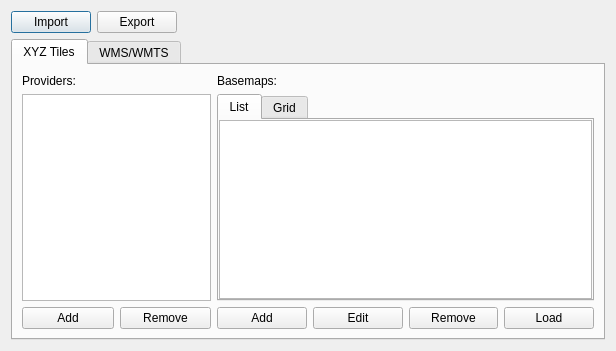
Above: ui/basemaps_dialog_base.ui from Fanchengyan/Basemaps before the change. Below: the same form after it.
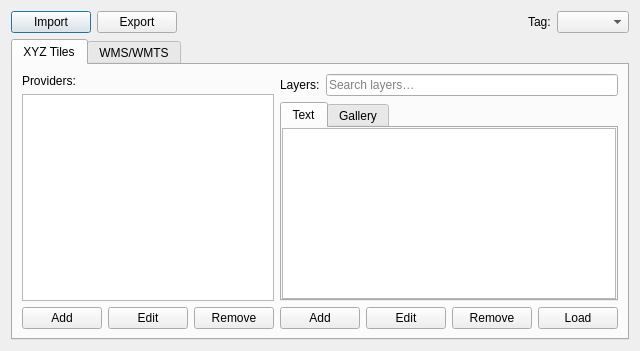
That is the form after the change.

Commit message:
feat: add tag filtering, search, edit buttons, and new basemap providers
- Add tags to all YAML basemap configs with tag filter combo in UI
- Add search bars for XYZ basemaps and WMS layers
- Add Edit buttons for providers/layers in XYZ and WMS tabs
- Rename List→Text, Grid→Gallery, Tree→Text tab labels
- Add context menu on WMS tree and grid views
- Add NASA WMS, OpenRailwayMap, USGS, MapTiler providers
- Remove deprecated Strava and Wikimedia user providers
- Refactor code formatting in wmts_parser, wms_fetch_task, basemap_delegate

Patch:
```diff
--- a/ui/basemaps_dialog_base.ui
+++ b/ui/basemaps_dialog_base.ui
@@ -43,6 +43,20 @@
        </property>
       </spacer>
      </item>
+      <item>
+       <widget class="QLabel" name="labelTagFilter">
+        <property name="text">
+         <string>Tag:</string>
+        </property>
+       </widget>
+      </item>
+      <item>
+       <widget class="QComboBox" name="tagFilterCombo">
+        <property name="minimumWidth">
+         <number>100</number>
+        </property>
+       </widget>
+      </item>
     </layout>
    </item>
    <item>
@@ -75,13 +89,38 @@
           <layout class="QHBoxLayout" name="horizontalLayout_3">
            <item>
             <widget class="QPushButton" name="btnAddProvider">
+               <property name="minimumSize">
+                <size>
+                 <width>0</width>
+                 <height>0</height>
+                </size>
+               </property>
              <property name="text">
               <string>Add</string>
              </property>
             </widget>
            </item>
+            <item>
+              <widget class="QPushButton" name="btnEditProvider">
+               <property name="minimumSize">
+                <size>
+                 <width>0</width>
+                 <height>0</height>
+                </size>
+               </property>
+               <property name="text">
+                <string>Edit</string>
+               </property>
+              </widget>
+            </item>
            <item>
             <widget class="QPushButton" name="btnRemoveProvider">
+               <property name="minimumSize">
+                <size>
+                 <width>0</width>
+                 <height>0</height>
+                </size>
+               </property>
              <property name="text">
               <string>Remove</string>
              </property>
@@ -94,11 +133,25 @@
        <item>
         <layout class="QVBoxLayout" name="verticalLayout_3">
          <item>
+           <layout class="QHBoxLayout" name="horizontalLayout_search_xyz">
+            <item>
           <widget class="QLabel" name="label_2">
            <property name="text">
-            <string>Basemaps:</string>
-           </property>
-          </widget>
+               <string>Layers:</string>
+              </property>
+             </widget>
+            </item>
+            <item>
+             <widget class="QLineEdit" name="searchBasemaps">
+              <property name="placeholderText">
+               <string>Search layers…</string>
+              </property>
+              <property name="clearButtonEnabled">
+               <bool>true</bool>
+              </property>
+             </widget>
+            </item>
+           </layout>
          </item>
          <item>
           <widget class="QTabWidget" name="tabBasemapsView">
@@ -107,7 +160,7 @@
            </property>
            <widget class="QWidget" name="tabBasemapsList">
             <attribute name="title">
-             <string>List</string>
+               <string>Text</string>
             </attribute>
             <layout class="QVBoxLayout" name="verticalLayout_list">
              <property name="leftMargin">
@@ -133,7 +186,7 @@
            </widget>
            <widget class="QWidget" name="tabBasemapsGrid">
             <attribute name="title">
-             <string>Grid</string>
+              <string>Gallery</string>
             </attribute>
             <layout class="QVBoxLayout" name="verticalLayout_grid">
              <property name="leftMargin">
@@ -163,6 +216,12 @@
           <layout class="QHBoxLayout" name="horizontalLayout_4">
            <item>
             <widget class="QPushButton" name="btnAddBasemap">
+              <property name="minimumSize">
+               <size>
+                <width>0</width>
+                <height>0</height>
+               </size>
+              </property>
              <property name="text">
               <string>Add</string>
              </property>
@@ -170,6 +229,12 @@
            </item>
            <item>
             <widget class="QPushButton" name="btnEditBasemap">
+              <property name="minimumSize">
+               <size>
+                <width>0</width>
+                <height>0</height>
+               </size>
+              </property>
              <property name="text">
               <string>Edit</string>
              </property>
@@ -177,6 +242,12 @@
            </item>
            <item>
             <widget class="QPushButton" name="btnRemoveBasemap">
+              <property name="minimumSize">
+               <size>
+                <width>0</width>
+                <height>0</height>
+               </size>
+              </property>
              <property name="text">
               <string>Remove</string>
              </property>
@@ -184,6 +255,12 @@
            </item>
            <item>
             <widget class="QPushButton" name="btnLoadBasemap">
+              <property name="minimumSize">
+               <size>
+                <width>0</width>
+                <height>0</height>
+               </size>
+              </property>
              <property name="text">
               <string>Load</string>
              </property>
```
Left out of the diff: 74 changed lines with no effect on the pictures. Lines whose indentation alone changed are shown as unchanged. The commit also changes 26 other files.
